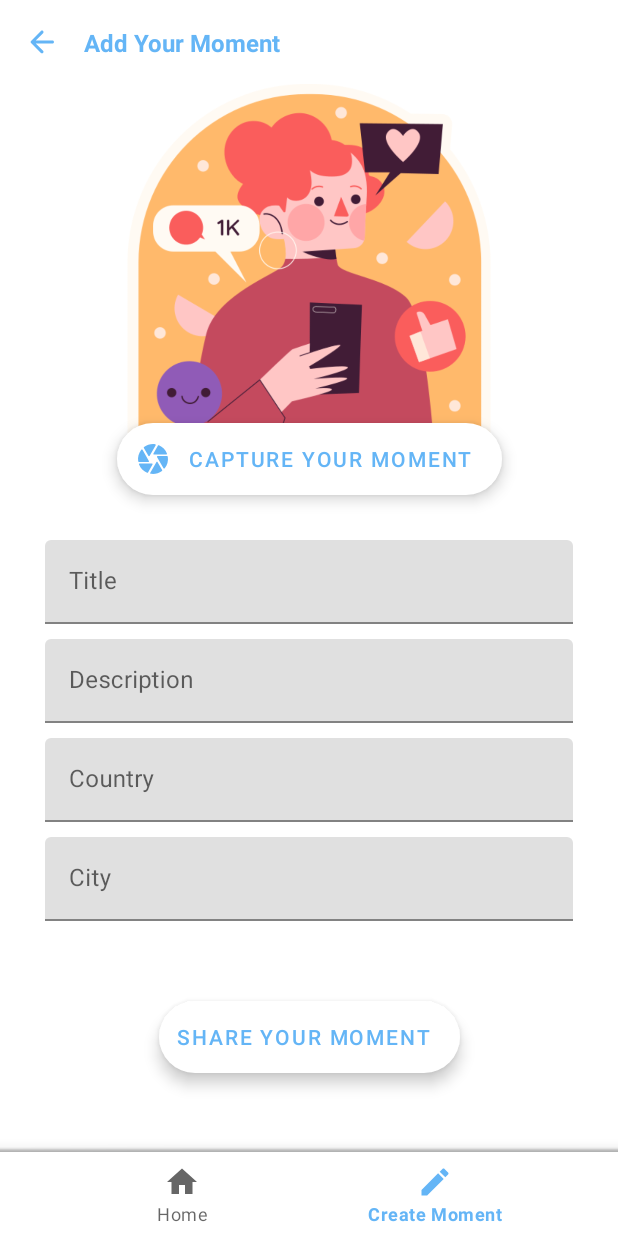
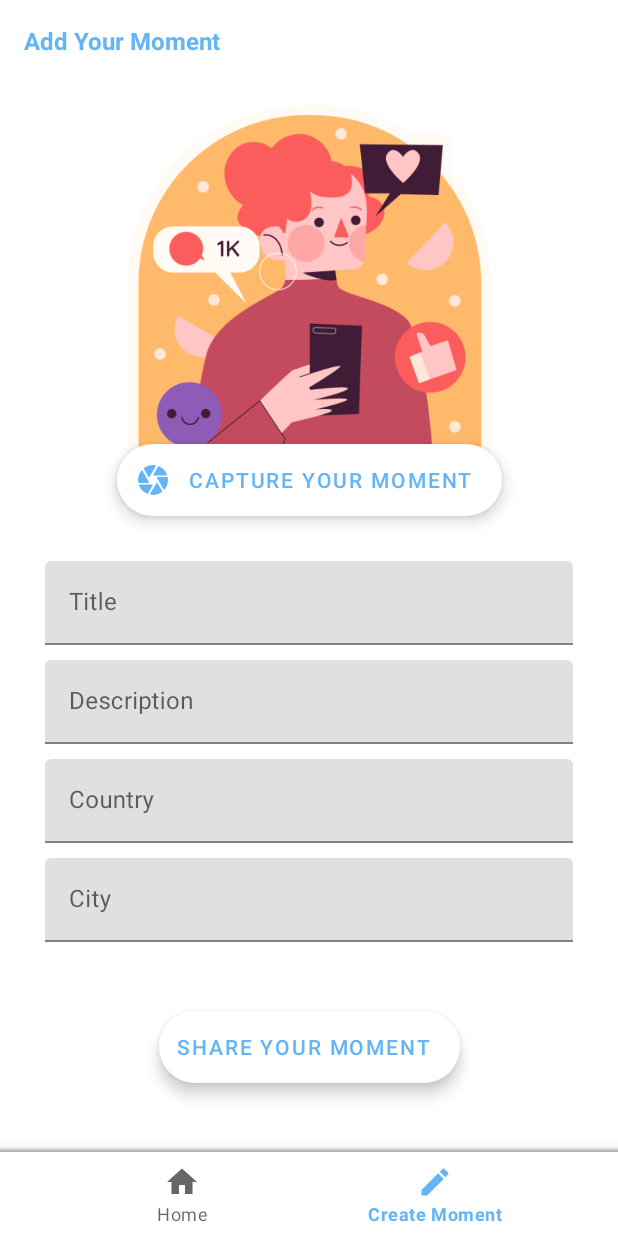
Before and after one commit to essameldeen/MomentsApp, an Android app: the CreateNewMomentFragment screen opened through its navigation route, on a phone screen of 412 x 824 dp. Run offline under Robolectric (Android 15) with nearby library versions, the phone set to English and light mode, and no system bars; our stand-ins replace Firebase (no records; nobody signed in at launch, a user with empty details on screens opened directly), navigation-ui; libraries missing offline, so code that uses them is left out: permissions.dispatcher.

Commit message:
Commit: removing useless back button in new moment screen.

```diff
--- a/app/src/main/res/layout/fragment_create_new_moment.xml
+++ b/app/src/main/res/layout/fragment_create_new_moment.xml
@@ -10,35 +10,26 @@
         android:layout_width="match_parent"
         android:layout_height="wrap_content">
 
-        <ImageButton
-            android:id="@+id/back"
-            android:layout_width="wrap_content"
-            android:layout_height="wrap_content"
-            android:background="#00000000"
-            android:contentDescription="@null"
-            android:padding="16dp"
-            app:layout_constraintStart_toStartOf="parent"
-            app:layout_constraintTop_toTopOf="parent"
-            app:srcCompat="@drawable/ic_back" />
-
         <TextView
+            android:id="@+id/fragment_title"
             android:layout_width="0dp"
             android:layout_height="wrap_content"
             android:text="@string/create_new_moment"
             android:textColor="@color/colorPrimary"
             android:textSize="16sp"
             android:textStyle="bold"
-            app:layout_constraintBottom_toBottomOf="@+id/back"
-            app:layout_constraintEnd_toEndOf="parent"
-            app:layout_constraintStart_toEndOf="@+id/back"
-            app:layout_constraintTop_toTopOf="@+id/back" />
+            android:padding="16dp"
+            app:layout_constraintStart_toStartOf="parent"
+            app:layout_constraintTop_toTopOf="parent"
+            app:layout_constraintEnd_toEndOf="parent" />
 
         <ImageView
             android:id="@+id/photo"
             android:layout_width="match_parent"
             android:layout_height="250dp"
+            android:layout_marginTop="16dp"
             android:contentDescription="@null"
-            app:layout_constraintTop_toBottomOf="@+id/back"
+            app:layout_constraintTop_toBottomOf="@+id/fragment_title"
             app:srcCompat="@drawable/ic_selfi" />
 
         <com.google.android.material.floatingactionbutton.ExtendedFloatingActionButton
```
